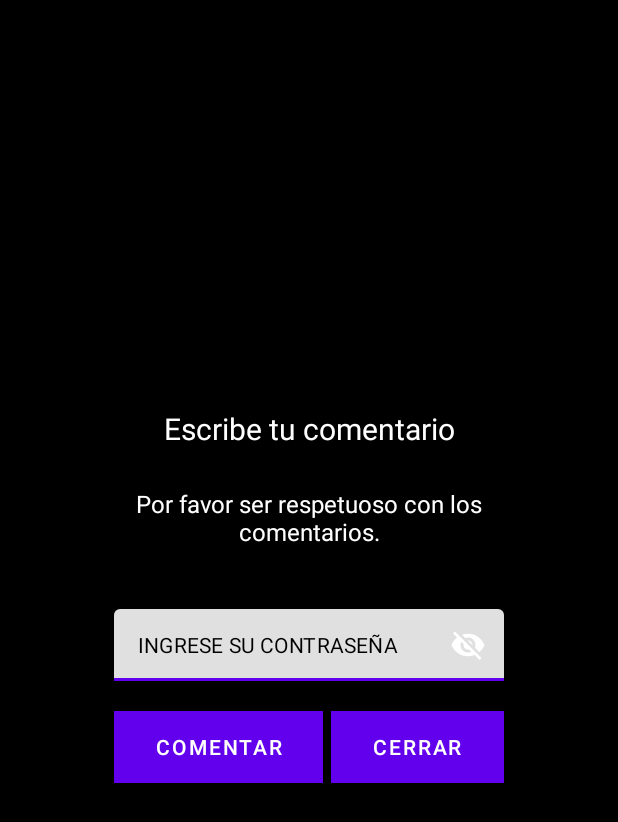
After one commit to juancol23/SpookGold, an Android app: the layout comentario_add.xml on its own in the app's theme, with its tools: preview values and no code run, on a phone screen of 412 x 824 dp. The commit adds this screen. Shown: the top 822 px of the screen. Run offline under Robolectric (Android 15) with nearby library versions, the phone set to English and light mode, and no system bars.

Commit message:
comentarios

```diff
--- /dev/null
+++ b/app/src/main/res/layout/comentario_add.xml
@@ -0,0 +1,103 @@
+<?xml version="1.0" encoding="utf-8"?>
+<RelativeLayout xmlns:android="http://schemas.android.com/apk/res/android"
+    android:layout_width="match_parent"
+    android:layout_height="match_parent"
+    xmlns:app="http://schemas.android.com/apk/res-auto"
+    android:gravity="center"
+    android:background="@color/black">
+
+    <LinearLayout
+        android:layout_width="300dp"
+        android:layout_height="320dp"
+        android:padding="20dp"
+        android:orientation="vertical"
+        android:background="@color/black">
+
+
+        <TextView
+            android:id="@+id/title_pop"
+            android:layout_width="match_parent"
+            android:layout_height="wrap_content"
+            android:text="Escribe tu comentario"
+            android:gravity="center"
+            android:textColor="@color/white"
+            android:layout_marginBottom="20dp"
+            android:textSize="20sp"/>
+
+
+        <TextView
+            android:id="@+id/modal_need_text_body"
+            android:layout_width="match_parent"
+            android:padding="5dp"
+            android:layout_height="wrap_content"
+            android:gravity="center"
+            android:textSize="16dp"
+            android:text="Por favor ser respetuoso con los comentarios."
+            android:textColor="@color/white"
+            android:layout_marginBottom="20dp"/>
+
+
+        <com.google.android.material.textfield.TextInputLayout
+            android:layout_width="match_parent"
+            app:passwordToggleEnabled = "true"
+            app:passwordToggleTint="@color/white"
+            android:layout_height="wrap_content"
+            app:hintEnabled="false"
+            >
+
+            <com.google.android.material.textfield.TextInputEditText
+                android:id="@+id/comentarioTextInput"
+                android:inputType="text"
+                android:layout_width="match_parent"
+                android:layout_height="wrap_content"
+                android:layout_marginTop="15dp"
+                android:padding="14dp"
+                android:maxLength="200"
+                android:lines="2"
+                android:layout_marginBottom="20dp"
+                android:textSize="14dp"
+                android:hint="INGRESE SU CONTRASEÑA"
+                android:textColor="@color/white"
+                android:textColorHint="@color/black"
+                android:gravity="left"
+                />
+
+        </com.google.android.material.textfield.TextInputLayout>
+
+
+
+        <LinearLayout
+            android:layout_width="match_parent"
+            android:layout_height="wrap_content"
+            android:weightSum="1"
+            android:gravity="center"
+            android:orientation="horizontal">
+
+            <Button
+                android:id="@+id/modal_need_inicia_sesion"
+                android:layout_width="wrap_content"
+                android:layout_height="wrap_content"
+                android:text="Comentar"
+                android:background="@color/black"
+                android:layout_weight=".5"
+                android:textColor="@color/white"
+                android:layout_marginRight="5dp"
+                />
+
+            <Button
+                android:id="@+id/modal_need_cancel"
+                android:layout_width="wrap_content"
+                android:layout_height="wrap_content"
+                android:background="@color/black"
+                android:textColor="@color/white"
+                android:text="Cerrar"
+                android:layout_gravity="center"
+                android:layout_weight=".5"
+                />
+
+        </LinearLayout>
+
+
+    </LinearLayout>
+
+</RelativeLayout>
```
Also changed, not shown: app/src/main/java/com/valdemar/spook/model/Comentarios.java (added, +36 -0 lines), app/src/main/java/com/valdemar/spook/modo_lectura/DescBlankFragment.java (+28 -20 lines), app/src/main/java/com/valdemar/spook/utilidades/RelatoViewHolderStructureComentarios.java (added, +56 -0 lines).
